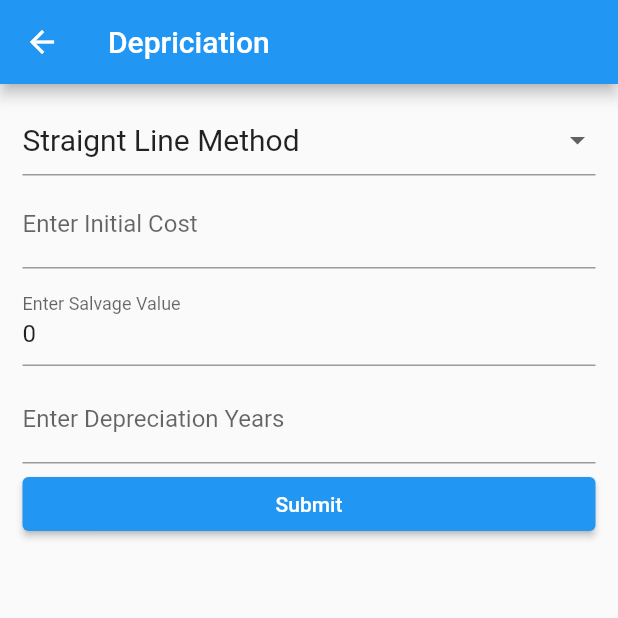
After one commit to Bibek-Dahal/financial_calculator, a Flutter app: the screen it shows after launch, after a tap on "Depreciation", on a phone screen of 412 x 824 dp, the top half of it. The commit adds this screen. Run offline on Flutter 3.47's test engine with Material 2 defaults, Android fonts, the phone set to English and light mode, and no system bars; missing offline and left inert: dart:ffi.

Commit message:
depreciation method completed

```diff
--- /dev/null
+++ b/lib/screens/depreciation.dart
@@ -0,0 +1,564 @@
+import 'package:flutter/material.dart';
+
+class Depreciation extends StatefulWidget {
+  const Depreciation({Key? key}) : super(key: key);
+
+  @override
+  State<Depreciation> createState() => _DepreciationState();
+}
+
+class _DepreciationState extends State<Depreciation> {
+  double rate = 0.0;
+  int? years;
+  Map calculations = <String, dynamic>{};
+  List results = [];
+  double initialCost = 0.0;
+  double salvageValue = 0.0;
+  bool isCalculated = false;
+
+  String dropdownValue = 'Straignt Line Method';
+  final drowDownItems = [
+    'Straignt Line Method',
+    'Declining Balance Method',
+    'Best Time To Switch'
+  ];
+
+  final _formKey = GlobalKey<FormState>();
+
+  final initialCostController = TextEditingController();
+  final rateController = TextEditingController();
+  final yearsController = TextEditingController();
+  final salvageValueController = TextEditingController(text: '0');
+
+  void straightLineMethod() {
+    double initialBookValue = initialCost - salvageValue;
+    double initialDepreciation = initialBookValue / years!;
+    List tables = [];
+
+    for (int i = 1; i <= years!; i++) {
+      if (i == 1) {
+        calculations = {
+          'year': i,
+          'depreciation': initialDepreciation,
+          'endBookValue': initialBookValue - initialDepreciation
+        };
+        tables.add(calculations);
+      } else {
+        double bookValue = tables[i - 2]['endBookValue'] - initialDepreciation;
+
+        calculations = {
+          'year': i,
+          'depreciation': double.parse(initialDepreciation.toStringAsFixed(2)),
+          'endBookValue': double.parse(bookValue.toStringAsFixed(2))
+        };
+
+        tables.add(calculations);
+      }
+    }
+    // print(tables);
+    setState(() {
+      results = tables;
+      isCalculated = true;
+    });
+  }
+
+  void decliningBalance() {
+    Map calculations = <String, dynamic>{};
+    List tables = [];
+    double initialBookValue = initialCost - salvageValue;
+    double initialDepreciation = initialBookValue * rate;
+
+    for (int i = 1; i <= years!; i++) {
+      if (i == 1) {
+        calculations = {
+          'year': i,
+          'depreciation': double.parse(initialDepreciation.toStringAsFixed(2)),
+          'endBookValue': double.parse(
+              (initialBookValue - initialDepreciation).toStringAsFixed(2))
+        };
+        tables.add(calculations);
+      } else {
+        print('value of i: $i');
+        double depreciation = tables[i - 2]['endBookValue'] * rate;
+        double bookValue = tables[i - 2]['endBookValue'] - depreciation;
+
+        calculations = {
+          'year': i,
+          'depreciation': double.parse(depreciation.toStringAsFixed(2)),
+          'endBookValue': double.parse(bookValue.toStringAsFixed(2))
+        };
+
+        tables.add(calculations);
+      }
+    }
+    print(tables);
+    setState(() {
+      results = tables;
+      isCalculated = true;
+    });
+  }
+
+  void bestTimeToSwitch() {
+    Map calculations = <String, dynamic>{};
+    List tables = [];
+    double initialBookValue = initialCost - salvageValue;
+    double SLM;
+    double DB_Method;
+    String stat;
+    double BV;
+    for (int i = 1; i <= years!; i++) {
+      if (i == 1) {
+        SLM = initialBookValue / years!;
+        DB_Method = initialBookValue * rate;
+        stat = DB_Method > SLM ? 'DB_Method' : 'SLM';
+
+        if (stat == 'DB_Method') {
+          BV = initialBookValue - DB_Method;
+        } else {
+          BV = initialBookValue - SLM;
+        }
+
+        calculations = {
+          'year': i,
+          'SLM': double.parse(SLM.toStringAsFixed(2)),
+          'DB_Method': double.parse(DB_Method.toStringAsFixed(2)),
+          'stat': stat,
+          'BV': double.parse(BV.toStringAsFixed(2))
+        };
+        tables.add(calculations);
+      } else {
+        SLM = tables[i - 2]['BV'] / (years! - i + 1);
+        DB_Method = tables[i - 2]['BV'] * rate;
+        stat = DB_Method > SLM ? 'DB_Method' : 'SLM';
+
+        if (stat == 'DB_Method') {
+          BV = tables[i - 2]['BV'] - DB_Method;
+        } else {
+          BV = tables[i - 2]['BV'] - SLM;
+        }
+
+        calculations = {
+          'year': i,
+          'SLM': double.parse(SLM.toStringAsFixed(2)),
+          'DB_Method': double.parse(DB_Method.toStringAsFixed(2)),
+          'stat': stat,
+          'BV': double.parse(BV.toStringAsFixed(2))
+        };
+        tables.add(calculations);
+      }
+    }
+    print(tables);
+    setState(() {
+      results = tables;
+      isCalculated = true;
+    });
+  }
+
+  displayResults(results) {
+    if (dropdownValue == 'Declining Balance Method') {
+      return displayTables(results);
+    } else if (dropdownValue == 'Best Time To Switch') {
+      return displayBestTimeToSwitchTable(results);
+    }
+  }
+
+  @override
+  void dispose() {
+    rateController.dispose();
+    initialCostController.dispose();
+    salvageValueController.dispose();
+    yearsController.dispose();
+    super.dispose();
+  }
+
+  @override
+  Widget build(BuildContext context) {
+    print('isCalculated: $isCalculated');
+    if (dropdownValue == 'Straignt Line Method') {
+      return Scaffold(
+          appBar: AppBar(
+            title: Text('Depriciation'),
+          ),
+          body: Form(
+            key: _formKey,
+            child: Padding(
+              padding:
+                  const EdgeInsets.symmetric(vertical: 10.0, horizontal: 15.0),
+              child: Padding(
+                padding: const EdgeInsets.only(top: 3.0, bottom: 3.0),
+                child: ListView(
+                  children: [
+                    DropdownButtonFormField(
+                      isExpanded: true,
+                      value: dropdownValue,
+                      onChanged: (String? newValue) {
+                        setState(() {
+                          dropdownValue = newValue!;
+
+                          isCalculated = false;
+                        });
+                      },
+                      items: drowDownItems
+                          .map<DropdownMenuItem<String>>((String value) {
+                        return DropdownMenuItem<String>(
+                          value: value,
+                          child: Text(
+                            value,
+                            style: TextStyle(fontSize: 20),
+                          ),
+                        );
+                      }).toList(),
+                    ),
+                    Padding(
+                      padding: const EdgeInsets.only(top: 3.0, bottom: 3.0),
+                      child: TextFormField(
+                        controller: initialCostController,
+                        decoration: const InputDecoration(
+                          border: UnderlineInputBorder(),
+                          labelText: 'Enter Initial Cost',
+                        ),
+                        keyboardType: TextInputType.number,
+                        validator: (value) {
+                          if (value == null || value.isEmpty) {
+                            return 'Please enter initial cost';
+                          } else if (double.parse(value) < 0) {
+                            return 'Please enter appropriate cost';
+                          } else {
+                            return null;
+                          }
+                        },
+                      ),
+                    ),
+                    Padding(
+                      padding: const EdgeInsets.only(top: 3.0, bottom: 3.0),
+                      child: TextFormField(
+                        controller: salvageValueController,
+                        decoration: const InputDecoration(
+                          border: UnderlineInputBorder(),
+                          labelText: 'Enter Salvage Value',
+                        ),
+                        keyboardType: TextInputType.number,
+                        validator: (value) {
+                          if (value == null || value.isEmpty) {
+                            return 'Please enter salvage value';
+                          } else if (double.parse(value) < 0) {
+                            return 'Please enter appropriate salvage value';
+                          } else {
+                            return null;
+                          }
+                        },
+                      ),
+                    ),
+                    Padding(
+                      padding: const EdgeInsets.only(top: 3.0, bottom: 3.0),
+                      child: TextFormField(
+                        controller: yearsController,
+                        decoration: const InputDecoration(
+                          border: UnderlineInputBorder(),
+                          labelText: 'Enter Depreciation Years',
+                        ),
+                        keyboardType: TextInputType.number,
+                        validator: (value) {
+                          if (value == null || value.isEmpty) {
+                            return 'Please years';
+                          } else if (double.parse(value) < 0) {
+                            return 'Please enter years';
+                          } else {
+                            return null;
+                          }
+                        },
+                      ),
+                    ),
+                    ElevatedButton(
+                      onPressed: () {
+                        // Validate returns true if the form is valid, or false otherwise.
+                        if (_formKey.currentState!.validate()) {
+                          // setState(() {
+                          print('validated');
+
+                          years = int.parse(yearsController.text);
+                          initialCost =
+                              double.parse(initialCostController.text);
+                          salvageValue =
+                              double.parse(salvageValueController.text);
+                          //calculate IRR
+                          straightLineMethod();
+                        }
+                      },
+                      child: const Text('Submit'),
+                    ),
+                    if (isCalculated) displayTables(results)
+                  ],
+                ),
+              ),
+            ),
+          ));
+    } else {
+      return Scaffold(
+          appBar: AppBar(
+            title: Text('Depriciation'),
+          ),
+          body: Form(
+            key: _formKey,
+            child: Padding(
+              padding:
+                  const EdgeInsets.symmetric(vertical: 10.0, horizontal: 15.0),
+              child: Padding(
+                padding: const EdgeInsets.only(top: 3.0, bottom: 3.0),
+                child: ListView(
+                  children: [
+                    DropdownButtonFormField(
+                      isExpanded: true,
+                      value: dropdownValue,
+                      onChanged: (String? newValue) {
+                        setState(() {
+                          dropdownValue = newValue!;
+                          isCalculated = false;
+                        });
+                      },
+                      items: drowDownItems
+                          .map<DropdownMenuItem<String>>((String value) {
+                        return DropdownMenuItem<String>(
+                          value: value,
+                          child: Text(
+                            value,
+                            style: TextStyle(fontSize: 20),
+                          ),
+                        );
+                      }).toList(),
+                    ),
+                    Padding(
+                      padding: const EdgeInsets.only(top: 3.0, bottom: 3.0),
+                      child: TextFormField(
+                        controller: initialCostController,
+                        decoration: const InputDecoration(
+                          border: UnderlineInputBorder(),
+                          labelText: 'Enter Initial Cost',
+                        ),
+                        keyboardType: TextInputType.number,
+                        validator: (value) {
+                          if (value == null || value.isEmpty) {
+                            return 'Please enter initial cost';
+                          } else if (double.parse(value) < 0) {
+                            return 'Please enter appropriate cost';
+                          } else {
+                            return null;
+                          }
+                        },
+                      ),
+                    ),
+                    Padding(
+                      padding: const EdgeInsets.only(top: 3.0, bottom: 3.0),
+                      child: TextFormField(
+                        controller: salvageValueController,
+                        decoration: const InputDecoration(
+                          border: UnderlineInputBorder(),
+                          labelText: 'Enter Salvage Value',
+                        ),
+                        keyboardType: TextInputType.number,
+                        validator: (value) {
+                          if (value == null || value.isEmpty) {
+                            return 'Please enter salvage value';
+                          } else if (double.parse(value) < 0) {
+                            return 'Please enter appropriate salvage value';
+                          } else {
+                            return null;
+                          }
+                        },
+                      ),
+                    ),
+                    Padding(
+                      padding: const EdgeInsets.only(top: 3.0, bottom: 3.0),
+                      child: TextFormField(
+                        controller: yearsController,
+                        decoration: const InputDecoration(
+                          border: UnderlineInputBorder(),
+                          labelText: 'Enter Depreciation Years',
+                        ),
+                        keyboardType: TextInputType.number,
+                        validator: (value) {
+                          if (value == null || value.isEmpty) {
+                            return 'Please years';
+                          } else if (double.parse(value) < 0) {
+                            return 'Please enter years';
+                          } else {
+                            return null;
+                          }
+                        },
+                      ),
+                    ),
+                    Padding(
+                      padding: const EdgeInsets.only(top: 3.0, bottom: 3.0),
+                      child: TextFormField(
+                        controller: rateController,
+                        decoration: const InputDecoration(
+                          border: UnderlineInputBorder(),
+                          labelText: 'Enter Depreciation Rate %',
+                        ),
+                        keyboardType: TextInputType.number,
+                        validator: (value) {
+                          if (value == null || value.isEmpty) {
+                            return 'Please enter initial cost';
+                          } else if (double.parse(value) < 0) {
+                            return 'Please enter appropriate %';
+                          } else {
+                            return null;
+                          }
+                        },
+                      ),
+                    ),
+                    ElevatedButton(
+                      onPressed: () {
+                        // Validate returns true if the form is valid, or false otherwise.
+                        if (_formKey.currentState!.validate()) {
+                          // setState(() {
+                          print('validated');
+
+                          years = int.parse(yearsController.text);
+                          initialCost =
+                              double.parse(initialCostController.text);
+                          salvageValue =
+                              double.parse(salvageValueController.text);
+                          rate = double.parse(rateController.text) / 100;
+                          //calculate IRR
+                          if (dropdownValue == 'Declining Balance Method') {
+                            decliningBalance();
+                          } else {
+                            bestTimeToSwitch();
+                          }
+                        }
+                      },
+                      child: const Text('Submit'),
+                    ),
+                    if (isCalculated) displayResults(results)
+                  ],
+                ),
+              ),
+            ),
+          ));
+    }
+  }
+}
+
+displayTables(tables) {
+  return SingleChildScrollView(
+    child: DataTable(
+      columns: const <DataColumn>[
+        DataColumn(
+          label: Expanded(
+            child: Text(
+              'Year',
+              style: TextStyle(fontStyle: FontStyle.italic),
+            ),
+          ),
+        ),
+        DataColumn(
+          label: Expanded(
+            child: Text(
+              'Depretiation',
+              style: TextStyle(fontStyle: FontStyle.italic),
+            ),
+          ),
+        ),
+        DataColumn(
+          label: Expanded(
+            child: Text(
+              'End Book Value',
+              style: TextStyle(fontStyle: FontStyle.italic),
+            ),
+          ),
+        ),
+      ],
+      rows: <DataRow>[
+        for (int i = 0; i < tables.length; i++)
+          DataRow(
+            cells: <DataCell>[
+              DataCell(
+                Text('${tables[i]['year']}'),
+              ),
+              DataCell(
+                Text('${tables[i]['depreciation']}'),
+              ),
+              DataCell(
+                Text('${tables[i]['endBookValue']}'),
+              ),
+            ],
+          )
+      ],
+    ),
+    scrollDirection: Axis.horizontal,
+  );
+}
+
+displayBestTimeToSwitchTable(tables) {
+  print(tables.length);
+  return SingleChildScrollView(
+    child: DataTable(
+      columns: const <DataColumn>[
+        DataColumn(
+          label: Expanded(
+            child: Text(
+              'Year',
+              style: TextStyle(fontStyle: FontStyle.italic),
+            ),
+          ),
+        ),
+        DataColumn(
+          label: Expanded(
+            child: Text(
+              'SLM',
+              style: TextStyle(fontStyle: FontStyle.italic),
+            ),
+          ),
+        ),
+        DataColumn(
+          label: Expanded(
+            child: Text(
+              'DB Method',
+              style: TextStyle(fontStyle: FontStyle.italic),
+            ),
+          ),
+        ),
+        DataColumn(
+          label: Expanded(
+            child: Text(
+              'Stat',
+              style: TextStyle(fontStyle: FontStyle.italic),
+            ),
+          ),
+        ),
+        DataColumn(
+          label: Expanded(
+            child: Text(
+              'BV',
+              style: TextStyle(fontStyle: FontStyle.italic),
+            ),
+          ),
+        ),
+      ],
+      rows: <DataRow>[
+        for (int i = 0; i < tables.length; i++)
+          DataRow(
+            cells: <DataCell>[
+              DataCell(
+                Text('${tables[i]['year']}'),
+              ),
+              DataCell(
+                Text('${tables[i]['SLM']}'),
+              ),
+              DataCell(
+                Text('${tables[i]['DB_Method']}'),
+              ),
+              DataCell(
+                Text('${tables[i]['stat']}'),
+              ),
+              DataCell(
+                Text('${tables[i]['BV']}'),
+              ),
+            ],
+          )
+      ],
+    ),
+    scrollDirection: Axis.horizontal,
+  );
+}
--- a/lib/screens/home.dart
+++ b/lib/screens/home.dart
@@ -1,4 +1,5 @@
 import 'package:financial_calc/screens/compoundInterestCalc.dart';
+import 'package:financial_calc/screens/depreciation.dart';
 import 'package:financial_calc/screens/emiCalc.dart';
 import 'package:financial_calc/screens/irrCalc.dart';
 import 'package:financial_calc/screens/mirrCalc.dart';
@@ -121,6 +122,19 @@ class _HomeState extends State<Home> {
               ),
             ),
           ),
+          Container(
+            child: GestureDetector(
+              onTap: () => Navigator.push(
+                context,
+                MaterialPageRoute(builder: (context) => const Depreciation()),
+              ),
+              child: Container(
+                padding: const EdgeInsets.all(8),
+                color: Colors.yellow[200],
+                child: const Text('Depreciation'),
+              ),
+            ),
+          ),
         ],
       ),
     );
--- a/lib/screens/multipleBcRatio.dart
+++ b/lib/screens/multipleBcRatio.dart
@@ -178,7 +178,7 @@ class _BcRatioState extends State<BcRatio> {
       appBar: AppBar(
         // Here we take the value from the MyHomePage object that was created by
         // the App.build method, and use it to set our appbar title.
-        title: const Text('MIRR'),
+        title: const Text('Bc Ratio'),
       ),
       body: Form(
         key: _formKey,
```
